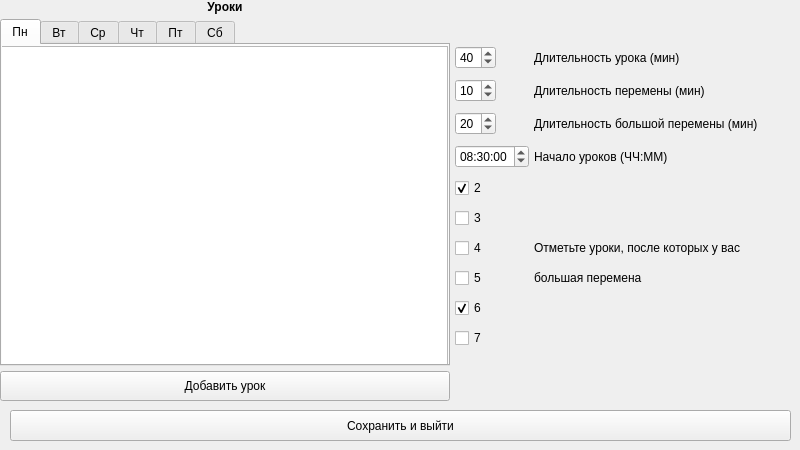
Qt form ui/schedule_editor.ui (Salmon-bit/School-Map) before a commit.
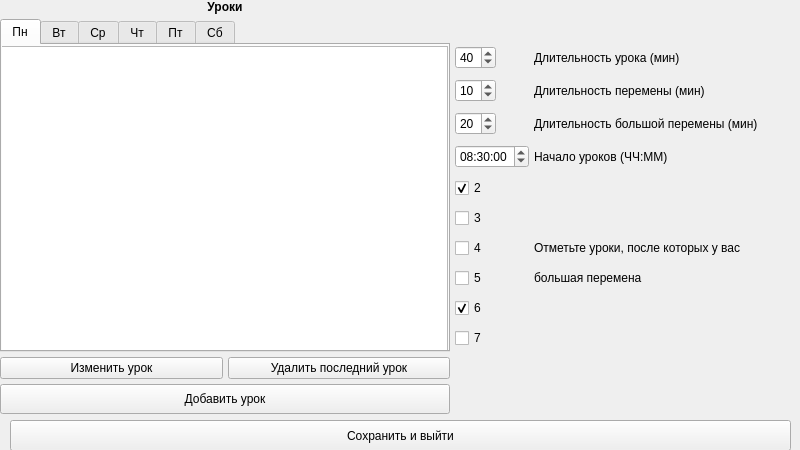
The same form after that commit.

Diff of the .ui file:
```diff
--- a/ui/schedule_editor.ui
+++ b/ui/schedule_editor.ui
@@ -37,7 +37,7 @@
      <x>0</x>
      <y>0</y>
      <width>820</width>
-     <height>401</height>
+     <height>414</height>
     </rect>
    </property>
    <layout class="QHBoxLayout" name="horizontalLayout">
@@ -70,7 +70,7 @@
       <item>
        <widget class="QTabWidget" name="tabWidget">
         <property name="sizePolicy">
-         <sizepolicy hsizetype="Fixed" vsizetype="Preferred">
+         <sizepolicy hsizetype="Fixed" vsizetype="Expanding">
           <horstretch>0</horstretch>
           <verstretch>0</verstretch>
          </sizepolicy>
@@ -197,6 +197,24 @@
         </widget>
        </widget>
       </item>
+      <item>
+       <layout class="QHBoxLayout" name="horizontalLayout_2">
+        <item>
+         <widget class="QPushButton" name="editLesson">
+          <property name="text">
+           <string>Изменить урок</string>
+          </property>
+         </widget>
+        </item>
+        <item>
+         <widget class="QPushButton" name="deleteLesson">
+          <property name="text">
+           <string>Удалить последний урок</string>
+          </property>
+         </widget>
+        </item>
+       </layout>
+      </item>
       <item>
        <widget class="QPushButton" name="addLEssonBtn">
         <property name="minimumSize">
@@ -385,7 +403,7 @@
    <property name="geometry">
     <rect>
      <x>10</x>
-     <y>410</y>
+     <y>420</y>
      <width>781</width>
      <height>31</height>
     </rect>
```
Left out of the diff: 16 changed lines with no effect on the pictures.
